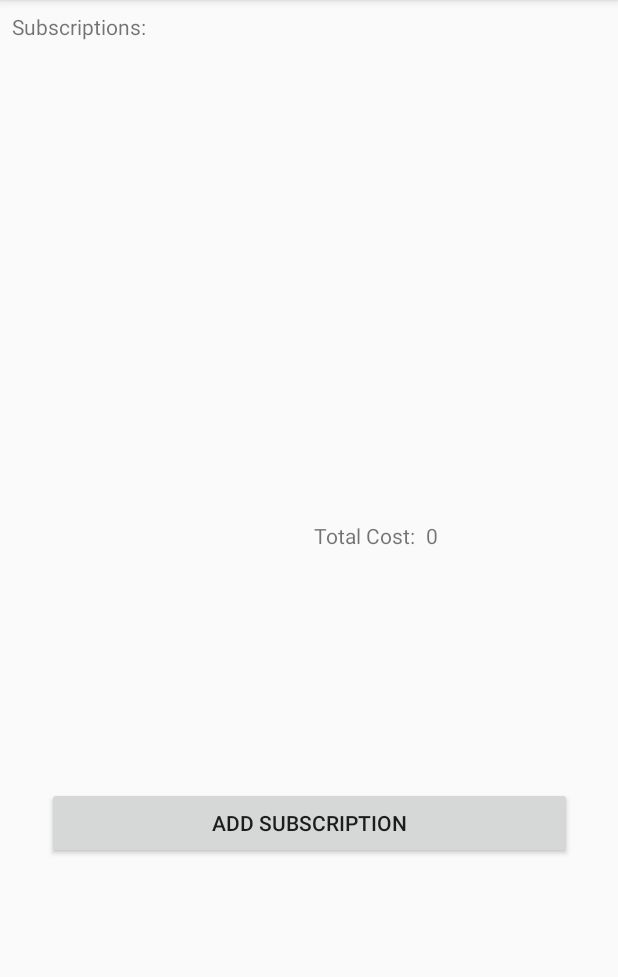
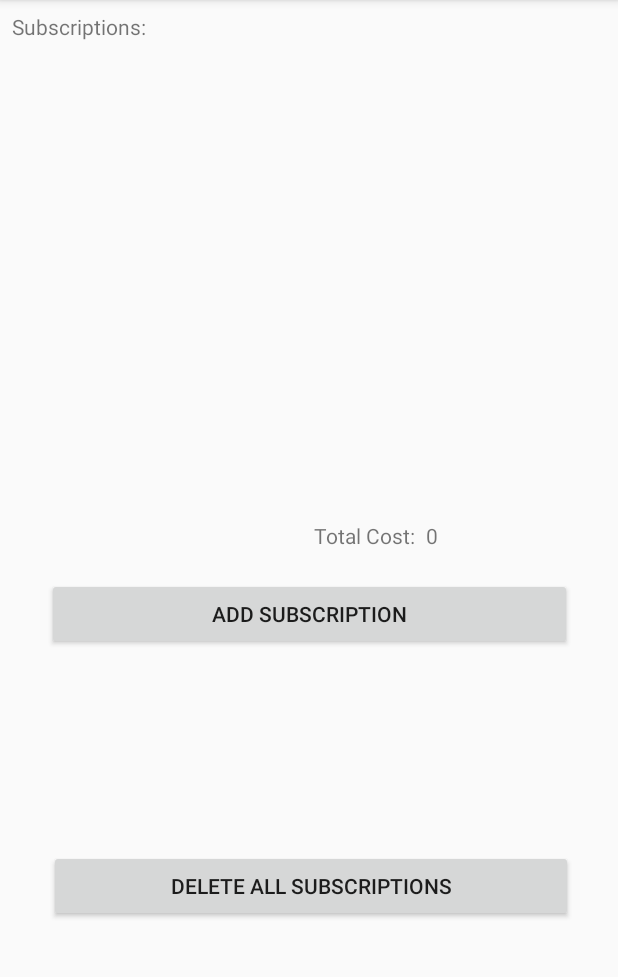
Before and after one commit to CptJamesCook/JCOOK-SubBook, an Android app: the screen it shows after launch (SubBookMainActivity), on a phone screen of 412 x 824 dp, the part 84-1061 px from its top. Run offline under Robolectric (Android 15) with nearby library versions, the phone set to English and light mode, and no system bars.

Commit message:
Added delete all subs button

```diff
--- a/app/src/main/java/com/example/james/jcook_subbook/SubBookMainActivity.java
+++ b/app/src/main/java/com/example/james/jcook_subbook/SubBookMainActivity.java
@@ -68,6 +68,7 @@ public class SubBookMainActivity extends AppCompatActivity {
         setContentView(R.layout.activity_sub_book_main);
 
         Button addSubBtn = findViewById(R.id.addSub);
+        Button deleteSubsBtn = findViewById(R.id.deleteSubs);
         currSubsList = findViewById(R.id.currSubs);
 
         //define behavior for the add subscriptions button
@@ -77,6 +78,18 @@ public class SubBookMainActivity extends AppCompatActivity {
                 setResult(RESULT_OK);
                 BasicSubscription sub = new BasicSubscription();
                 openSubDetailsActivity(sub);
+            }
+        });
+
+        //define behavior for the delete all subscriptions button
+        //in the future, make it so it pops up a window asking if you're sure
+        deleteSubsBtn.setOnClickListener(new View.OnClickListener(){
+            @Override
+            public void onClick(View v) {
+                setResult(RESULT_OK);
+                sublist.clear();
+                adapter.notifyDataSetChanged();
+                saveInFile();
             }
         });
 
--- a/app/src/main/res/layout/activity_sub_book_main.xml
+++ b/app/src/main/res/layout/activity_sub_book_main.xml
@@ -33,12 +33,10 @@
         android:id="@+id/addSub"
         android:layout_width="350dp"
         android:layout_height="wrap_content"
-        android:layout_marginBottom="56dp"
         android:layout_marginEnd="8dp"
         android:layout_marginStart="8dp"
         android:layout_marginTop="8dp"
         android:text="@string/add_sub"
-        app:layout_constraintBottom_toBottomOf="parent"
         app:layout_constraintEnd_toEndOf="parent"
         app:layout_constraintStart_toStartOf="parent"
         app:layout_constraintTop_toBottomOf="@+id/textCostDesc" />
@@ -64,4 +62,19 @@
         app:layout_constraintEnd_toStartOf="@+id/textCostNum"
         app:layout_constraintTop_toBottomOf="@+id/currSubs" />
 
+    <Button
+        android:id="@+id/deleteSubs"
+        android:layout_width="349dp"
+        android:layout_height="wrap_content"
+        android:layout_marginBottom="28dp"
+        android:layout_marginEnd="8dp"
+        android:layout_marginStart="8dp"
+        android:layout_marginTop="8dp"
+        android:text="@string/delete_all_subs"
+        app:layout_constraintBottom_toBottomOf="parent"
+        app:layout_constraintEnd_toEndOf="parent"
+        app:layout_constraintHorizontal_bias="0.526"
+        app:layout_constraintStart_toStartOf="parent"
+        app:layout_constraintTop_toBottomOf="@+id/addSub" />
+
 </android.support.constraint.ConstraintLayout>
--- a/app/src/main/res/values/strings.xml
+++ b/app/src/main/res/values/strings.xml
@@ -10,4 +10,5 @@
     <string name="total_cost_string">Total Cost:</string>
     <string name="total_cost_num">0</string>
     <string name="default_date">2017-05-05</string>
+    <string name="delete_all_subs">Delete All Subscriptions</string>
 </resources>
```
Also changed, not shown: app/src/main/java/com/example/james/jcook_subbook/SubDetailsActivity.java (+18 -11 lines).
